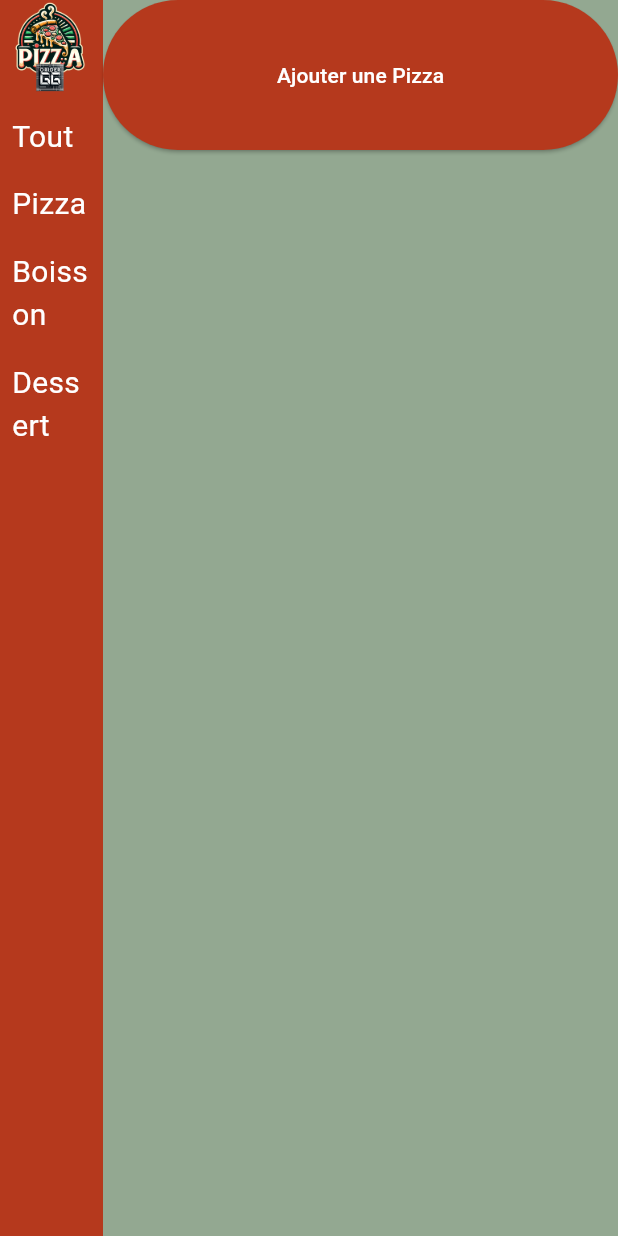
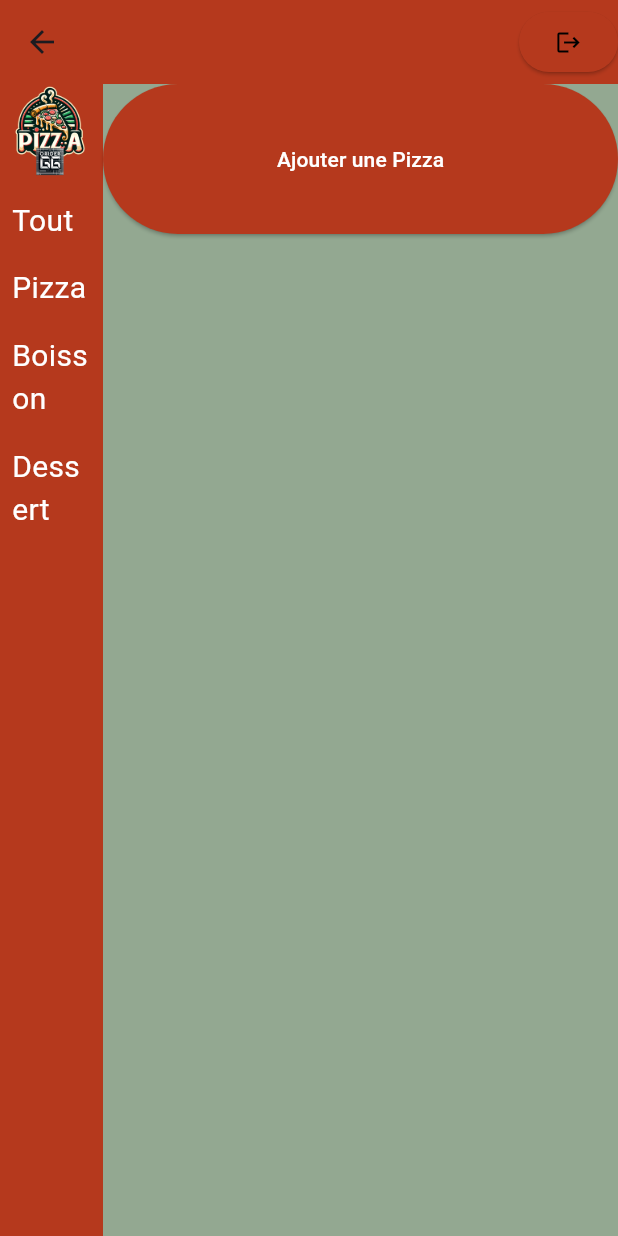
Before and after one commit to Sushy974/pizza_order_66, a Flutter app: the PizzaManagerPage screen opened directly, on a phone screen of 412 x 824 dp. Run offline on Flutter 3.47's test engine with Material 3 defaults, Android fonts, the phone set to English and light mode, and no system bars; our stand-ins replace bloc, cloud_firestore, equatable, firebase_auth, firebase_core, firebase_storage and 2 more; missing offline and left inert: flow_builder; accounts and stored records are empty; generated files the repository leaves out were written again.

Commit message:
19/01/24

```diff
--- a/[path-to-export-directory]/auth_export/accounts.json
+++ /dev/null
@@ -1 +0,0 @@
-{"kind":"identitytoolkit#DownloadAccountResponse","users":[{"localId":"aB7yzulyz06HVHTPcguLKGz8ZSGz","lastLoginAt":"1705057044280","displayName":"Nathan","photoUrl":"","emailVerified":false,"email":"n.chateau.pro@gmail.com","salt":"fakeSaltdtSGV5KwJBkJjcLrQlQ6","passwordHash":"fakeHash:salt=fakeSaltdtSGV5KwJBkJjcLrQlQ6:password=Nathan123+","passwordUpdatedAt":1705053849083,"validSince":"1705053849","mfaInfo":[],"createdAt":"1705053849083","providerUserInfo":[{"providerId":"password","email":"n.chateau.pro@gmail.com","federatedId":"n.chateau.pro@gmail.com","rawId":"n.chateau.pro@gmail.com","displayName":"Nathan","photoUrl":""}],"lastRefreshAt":"2024-01-12T10:57:24.280Z"}]}
--- /dev/null
+++ b/emulator-data/auth_export/accounts.json
@@ -0,0 +1 @@
+{"kind":"identitytoolkit#DownloadAccountResponse","users":[{"localId":"EoGc5gZDKWvrwpKWojfYVSSgNJpc","createdAt":"1705647327548","lastLoginAt":"1705647725913","displayName":"Nathan","photoUrl":"","passwordHash":"fakeHash:salt=fakeSaltdxdrJ4yyTTULktVSMwI9:password=Nathan123+","salt":"fakeSaltdxdrJ4yyTTULktVSMwI9","passwordUpdatedAt":1705647360742,"providerUserInfo":[{"providerId":"password","email":"n.chateau.pro@gmail.com","federatedId":"n.chateau.pro@gmail.com","rawId":"n.chateau.pro@gmail.com","displayName":"Nathan","photoUrl":""}],"validSince":"1705647360","email":"n.chateau.pro@gmail.com","emailVerified":false,"disabled":false,"customAttributes":"{\"role\":\"admin\"}","lastRefreshAt":"2024-01-19T07:02:05.913Z"},{"localId":"VC1HQacGRtPQT3cmMwUgiUQT9hhQ","lastLoginAt":"1705647541795","displayName":"Client A","photoUrl":"","emailVerified":false,"email":"clienta@gmail.com","salt":"fakeSaltfjzztSnFHyukMZvfeQaF","passwordHash":"fakeHash:salt=fakeSaltfjzztSnFHyukMZvfeQaF:password=clientA","passwordUpdatedAt":1705647465596,"validSince":"1705647465","mfaInfo":[],"createdAt":"1705647465596","providerUserInfo":[{"providerId":"password","email":"clienta@gmail.com","federatedId":"clienta@gmail.com","rawId":"clienta@gmail.com","displayName":"Client A","photoUrl":""}],"lastRefreshAt":"2024-01-19T06:59:01.795Z"}]}
--- a/lib/app/routes/routes.dart
+++ b/lib/app/routes/routes.dart
@@ -1,9 +1,10 @@
 import 'package:flutter/cupertino.dart';
 import 'package:pizza_order_66/app/app_bloc/app_bloc.dart';
-import 'package:pizza_order_66/authentification/connexion/view/connexion_page.dart';
-import 'package:pizza_order_66/menu_pizza/view/menu/menu_page.dart';
 import 'package:pizza_order_66/order_pizza/view/order_pizza/order_pizza_page.dart';
 import 'package:pizza_order_66/pizza_manager/view/pizza_manager/pizza_manager_page.dart';
+
+import '../../authentification/connexion/view/connexion_page.dart';
+import '../../menu_pizza/view/menu/menu_page.dart';
 
 List<Page<dynamic>> onGenerateAppViewPages(
   AppStatus state,
--- a/lib/database/firestore_api/firestore_api.dart
+++ b/lib/database/firestore_api/firestore_api.dart
@@ -4,7 +4,9 @@ import 'package:pizza_order_66/database/models/article.dart';
 
 class FirestoreApi implements DataApi {
   FirestoreApi(this.firestoreInstance) {
-    firestoreInstance.useFirestoreEmulator('localhost', 8080);
+    firestoreInstance
+      ..useFirestoreEmulator('localhost', 8080)
+      ..enablePersistence();
   }
   final FirebaseFirestore firestoreInstance;
   final CollectionReference articleCollection =
--- a/lib/pizza_manager/view/pizza_manager/pizza_manager_page.dart
+++ b/lib/pizza_manager/view/pizza_manager/pizza_manager_page.dart
@@ -1,9 +1,9 @@
 import 'package:flutter/material.dart';
 import 'package:flutter_bloc/flutter_bloc.dart';
+import 'package:pizza_order_66/app/app_bloc/app_bloc.dart';
+import 'package:pizza_order_66/database/data_repository/data_repository.dart';
 import 'package:pizza_order_66/pizza_manager/bloc/pizza_manager_bloc/pizza_manager_bloc.dart';
 import 'package:pizza_order_66/pizza_manager/view/pizza_manager/pizza_manager_view.dart';
-
-import '../../../database/data_repository/data_repository.dart';
 
 class PizzaManagerPage extends StatelessWidget {
   const PizzaManagerPage({super.key});
@@ -14,6 +14,22 @@ class PizzaManagerPage extends StatelessWidget {
   @override
   Widget build(BuildContext context) {
     return Scaffold(
+      appBar: AppBar(
+        backgroundColor: Theme.of(context).primaryColor,
+        actions: [
+          ElevatedButton(
+            onPressed: () {
+              return context.read<AppBloc>().add(
+                    Logout(),
+                  );
+            },
+            child: const Icon(
+              Icons.logout,
+              color: Colors.black,
+            ),
+          ),
+        ],
+      ),
       body: BlocProvider(
         create: (context) => PizzaManagerBloc(
           dataRepository: context.read<DataRepository>(),
```
Also changed, not shown: lib/app/app_bloc/app_bloc.dart (+13 -3 lines), lib/app/view/app.dart (+11 -9 lines), lib/main.dart (+5 -4 lines), lib/order_pizza/view/order_pizza/order_pizza_page.dart (+17 -0 lines), emulator-data/auth_export/config.json (renamed from [path-to-export-directory]/auth_export/config.json), emulator-data/firebase-export-metadata.json (renamed from [path-to-export-directory]/firebase-export-metadata.json), emulator-data/storage_export/buckets.json (renamed from [path-to-export-directory]/storage_export/buckets.json), firebase.json, 6 other files.
